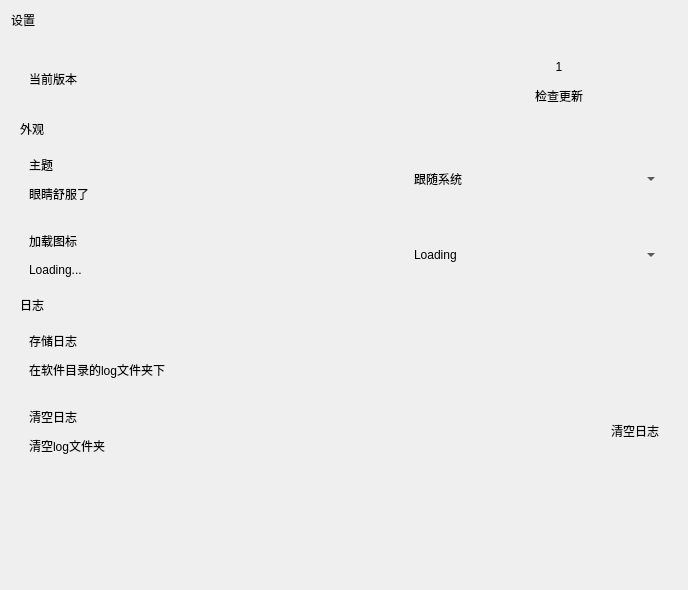
The window that ui/settings.ui (BloretCrew/Bloret-Launcher) describes before a commit, drawn with Qt 5.
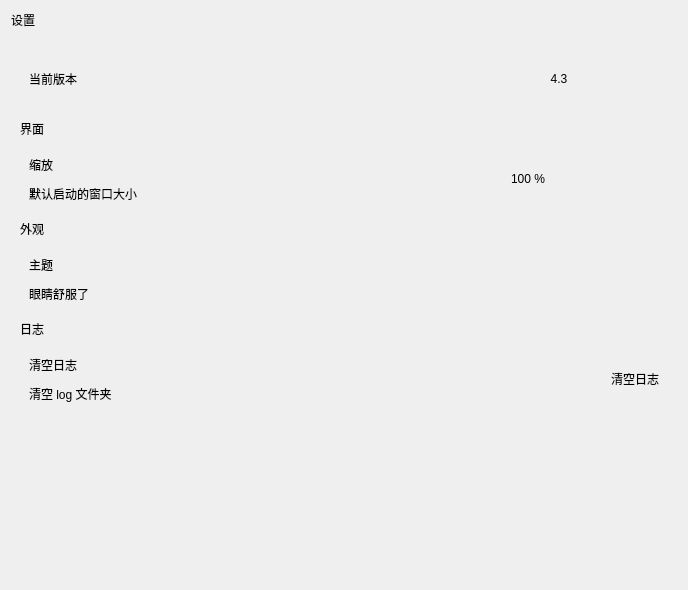
The same window after the commit. Icons and pictures are not drawn. Custom widgets are drawn as their Qt base class.

```diff
--- a/ui/settings.ui
+++ b/ui/settings.ui
@@ -46,7 +46,7 @@
         <x>0</x>
         <y>0</y>
         <width>670</width>
-        <height>554</height>
+        <height>529</height>
        </rect>
       </property>
       <layout class="QVBoxLayout" name="verticalLayout_2">
@@ -91,16 +91,6 @@
              <layout class="QVBoxLayout" name="verticalLayout_11">
               <item>
                <widget class="StrongBodyLabel" name="label_4">
-                <property name="text">
-                 <string>1</string>
-                </property>
-                <property name="alignment">
-                 <set>Qt::AlignCenter</set>
-                </property>
-               </widget>
-              </item>
-              <item>
-               <widget class="PushButton" name="pushButton_4">
                 <property name="minimumSize">
                  <size>
                   <width>200</width>
@@ -108,7 +98,10 @@
                  </size>
                 </property>
                 <property name="text">
-                 <string>检查更新</string>
+                 <string>4.3</string>
+                </property>
+                <property name="alignment">
+                 <set>Qt::AlignCenter</set>
                 </property>
                </widget>
               </item>
@@ -119,6 +112,104 @@
          </item>
         </layout>
        </item>
+       <item>
+        <widget class="SubtitleLabel" name="label_6">
+         <property name="text">
+          <string>界面</string>
+         </property>
+        </widget>
+       </item>
+       <item>
+        <widget class="CardWidget" name="CardWidget">
+         <property name="minimumSize">
+          <size>
+           <width>0</width>
+           <height>70</height>
+          </size>
+         </property>
+         <layout class="QHBoxLayout" name="horizontalLayout_2">
+          <item>
+           <layout class="QVBoxLayout" name="verticalLayout_4">
+            <item>
+             <widget class="StrongBodyLabel" name="StrongBodyLabel_17">
+              <property name="text">
+               <string>缩放</string>
+              </property>
+             </widget>
+            </item>
+            <item>
+             <widget class="CaptionLabel" name="CaptionLabel_5">
+              <property name="sizePolicy">
+               <sizepolicy hsizetype="Expanding" vsizetype="Preferred">
+                <horstretch>0</horstretch>
+                <verstretch>0</verstretch>
+               </sizepolicy>
+              </property>
+              <property name="text">
+               <string>默认启动的窗口大小</string>
+              </property>
+              <property name="wordWrap">
+               <bool>true</bool>
+              </property>
+              <property name="lightColor" stdset="0">
+               <color alpha="150">
+                <red>0</red>
+                <green>0</green>
+                <blue>0</blue>
+               </color>
+              </property>
+              <property name="darkColor" stdset="0">
+               <color alpha="200">
+                <red>255</red>
+                <green>255</green>
+                <blue>255</blue>
+               </color>
+              </property>
+             </widget>
+            </item>
+           </layout>
+          </item>
+          <item>
+           <spacer name="horizontalSpacer_10">
+            <property name="orientation">
+             <enum>Qt::Horizontal</enum>
+            </property>
+            <property name="sizeHint" stdset="0">
+             <size>
+              <width>165</width>
+              <height>20</height>
+             </size>
+            </property>
+           </spacer>
+          </item>
+          <item>
+           <widget class="SpinBox" name="Size_Choose">
+            <property name="minimumSize">
+             <size>
+              <width>150</width>
+              <height>33</height>
+             </size>
+            </property>
+            <property name="suffix">
+             <string> %</string>
+            </property>
+            <property name="prefix">
+             <string/>
+            </property>
+            <property name="minimum">
+             <number>50</number>
+            </property>
+            <property name="maximum">
+             <number>200</number>
+            </property>
+            <property name="value">
+             <number>100</number>
+            </property>
+           </widget>
+          </item>
+         </layout>
+        </widget>
+       </item>
        <item>
         <widget class="SubtitleLabel" name="label_5">
          <property name="text">
@@ -203,108 +294,6 @@
               <height>20</height>
              </size>
             </property>
-            <item>
-             <property name="text">
-              <string>跟随系统</string>
-             </property>
-            </item>
-            <item>
-             <property name="text">
-              <string>浅色</string>
-             </property>
-            </item>
-            <item>
-             <property name="text">
-              <string>深色</string>
-             </property>
-            </item>
-           </widget>
-          </item>
-         </layout>
-        </widget>
-       </item>
-       <item>
-        <widget class="CardWidget" name="frame_10">
-         <property name="minimumSize">
-          <size>
-           <width>0</width>
-           <height>70</height>
-          </size>
-         </property>
-         <property name="frameShape">
-          <enum>QFrame::StyledPanel</enum>
-         </property>
-         <property name="frameShadow">
-          <enum>QFrame::Raised</enum>
-         </property>
-         <layout class="QHBoxLayout" name="horizontalLayout_4">
-          <item>
-           <layout class="QVBoxLayout" name="verticalLayout_6">
-            <item>
-             <widget class="StrongBodyLabel" name="StrongBodyLabel_17">
-              <property name="text">
-               <string>加载图标</string>
-              </property>
-             </widget>
-            </item>
-            <item>
-             <widget class="CaptionLabel" name="CaptionLabel_5">
-              <property name="sizePolicy">
-               <sizepolicy hsizetype="Expanding" vsizetype="Preferred">
-                <horstretch>0</horstretch>
-                <verstretch>0</verstretch>
-               </sizepolicy>
-              </property>
-              <property name="text">
-               <string>Loading...</string>
-              </property>
-              <property name="wordWrap">
-               <bool>true</bool>
-              </property>
-              <property name="lightColor" stdset="0">
-               <color alpha="150">
-                <red>0</red>
-                <green>0</green>
-                <blue>0</blue>
-               </color>
-              </property>
-              <property name="darkColor" stdset="0">
-               <color alpha="200">
-                <red>255</red>
-                <green>255</green>
-                <blue>255</blue>
-               </color>
-              </property>
-             </widget>
-            </item>
-           </layout>
-          </item>
-          <item>
-           <spacer name="horizontalSpacer_10">
-            <property name="orientation">
-             <enum>Qt::Horizontal</enum>
-            </property>
-            <property name="sizeHint" stdset="0">
-             <size>
-              <width>40</width>
-              <height>20</height>
-             </size>
-            </property>
-           </spacer>
-          </item>
-          <item>
-           <widget class="ComboBox" name="light_dark_choose_2">
-            <property name="minimumSize">
-             <size>
-              <width>250</width>
-              <height>20</height>
-             </size>
-            </property>
-            <item>
-             <property name="text">
-              <string>Loading</string>
-             </property>
-            </item>
            </widget>
           </item>
          </layout>
@@ -317,88 +306,6 @@
          </property>
         </widget>
        </item>
-       <item>
-        <widget class="CardWidget" name="frame">
-         <property name="minimumSize">
-          <size>
-           <width>0</width>
-           <height>70</height>
-          </size>
-         </property>
-         <property name="frameShape">
-          <enum>QFrame::StyledPanel</enum>
-         </property>
-         <property name="frameShadow">
-          <enum>QFrame::Raised</enum>
-         </property>
-         <layout class="QHBoxLayout" name="horizontalLayout_2">
-          <item>
-           <layout class="QVBoxLayout" name="verticalLayout_4">
-            <item>
-             <widget class="StrongBodyLabel" name="log_save_text">
-              <property name="text">
-               <string>存储日志</string>
-              </property>
-             </widget>
-            </item>
-            <item>
-             <widget class="CaptionLabel" name="log_save_subtext">
-              <property name="sizePolicy">
-               <sizepolicy hsizetype="Expanding" vsizetype="Preferred">
-                <horstretch>0</horstretch>
-                <verstretch>0</verstretch>
-               </sizepolicy>
-              </property>
-              <property name="text">
-               <string>在软件目录的log文件夹下</string>
-              </property>
-              <property name="wordWrap">
-               <bool>true</bool>
-              </property>
-              <property name="lightColor" stdset="0">
-               <color alpha="150">
-                <red>0</red>
-                <green>0</green>
-                <blue>0</blue>
-               </color>
-              </property>
-              <property name="darkColor" stdset="0">
-               <color alpha="200">
-                <red>255</red>
-                <green>255</green>
-                <blue>255</blue>
-               </color>
-              </property>
-             </widget>
-            </item>
-           </layout>
-          </item>
-          <item>
-           <spacer name="log_save_space">
-            <property name="orientation">
-             <enum>Qt::Horizontal</enum>
-            </property>
-            <property name="sizeHint" stdset="0">
-             <size>
-              <width>258</width>
-              <height>20</height>
-             </size>
-            </property>
-           </spacer>
-          </item>
-          <item>
-           <widget class="SwitchButton" name="log_save_switch" native="true">
-            <property name="minimumSize">
-             <size>
-              <width>100</width>
-              <height>0</height>
-             </size>
-            </property>
-           </widget>
-          </item>
-         </layout>
-        </widget>
-       </item>
        <item>
         <widget class="CardWidget" name="frame_2">
          <property name="minimumSize">
@@ -432,7 +339,7 @@
                </sizepolicy>
               </property>
               <property name="text">
-               <string>清空log文件夹</string>
+               <string>清空 log 文件夹</string>
               </property>
               <property name="wordWrap">
                <bool>true</bool>
@@ -498,51 +405,51 @@
   </layout>
  </widget>
  <customwidgets>
+  <customwidget>
+   <class>ComboBox</class>
+   <extends>QPushButton</extends>
+   <header>qfluentwidgets</header>
+  </customwidget>
+  <customwidget>
+   <class>PushButton</class>
+   <extends>QPushButton</extends>
+   <header>qfluentwidgets</header>
+  </customwidget>
   <customwidget>
    <class>CardWidget</class>
    <extends>QFrame</extends>
-   <header location="global">qfluentwidgets</header>
+   <header>qfluentwidgets</header>
    <container>1</container>
   </customwidget>
   <customwidget>
    <class>SmoothScrollArea</class>
    <extends>QScrollArea</extends>
-   <header location="global">qfluentwidgets</header>
+   <header>qfluentwidgets</header>
    <container>1</container>
   </customwidget>
+  <customwidget>
+   <class>CaptionLabel</class>
+   <extends>QLabel</extends>
+   <header>qfluentwidgets</header>
+  </customwidget>
   <customwidget>
    <class>StrongBodyLabel</class>
    <extends>QLabel</extends>
-   <header location="global">qfluentwidgets</header>
-  </customwidget>
-  <customwidget>
-   <class>TitleLabel</class>
-   <extends>QLabel</extends>
-   <header location="global">qfluentwidgets</header>
-  </customwidget>
-  <customwidget>
-   <class>PushButton</class>
-   <extends>QPushButton</extends>
-   <header location="global">qfluentwidgets</header>
+   <header>qfluentwidgets</header>
   </customwidget>
   <customwidget>
    <class>SubtitleLabel</class>
    <extends>QLabel</extends>
-   <header location="global">qfluentwidgets</header>
+   <header>qfluentwidgets</header>
   </customwidget>
   <customwidget>
-   <class>CaptionLabel</class>
+   <class>TitleLabel</class>
    <extends>QLabel</extends>
    <header>qfluentwidgets</header>
   </customwidget>
   <customwidget>
-   <class>SwitchButton</class>
-   <extends>QWidget</extends>
-   <header location="global">qfluentwidgets</header>
-  </customwidget>
-  <customwidget>
-   <class>ComboBox</class>
-   <extends>QComboBox</extends>
+   <class>SpinBox</class>
+   <extends>QSpinBox</extends>
    <header>qfluentwidgets</header>
   </customwidget>
  </customwidgets>
```
